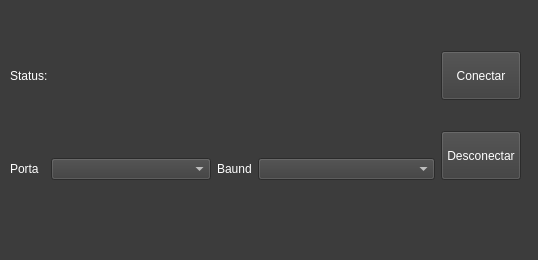
Old version of the form lib/ui/mainwindow.ui in the repository lucasfturos/TCC-Controle-de-Maquina.
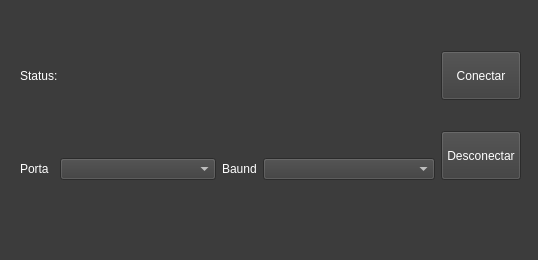
New version of the form.

Diff of the .ui file:
```diff
--- a/lib/ui/mainwindow.ui
+++ b/lib/ui/mainwindow.ui
@@ -31,9 +31,9 @@
    <widget class="QWidget" name="gridLayoutWidget_3">
     <property name="geometry">
      <rect>
-      <x>10</x>
+      <x>20</x>
       <y>0</y>
-      <width>511</width>
+      <width>501</width>
       <height>231</height>
      </rect>
     </property>
```
Left out of the diff: 2 changed lines with no effect on the pictures.
